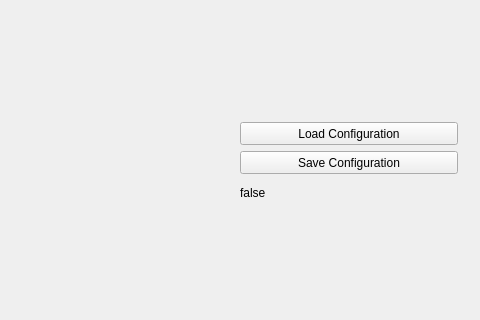
Qt form src/apigui.ui (tobby88/ros-tapi-gui) before a commit; both pictures show x 520 to 1000 and y 161 to 481 of the 1000 by 650 pixel window.
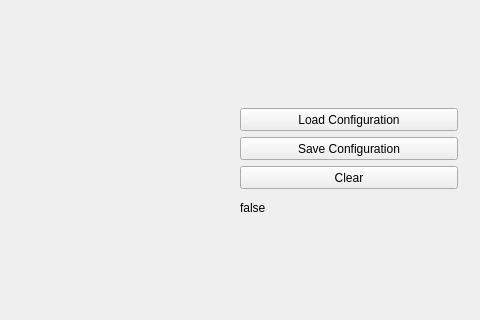
The same form after that commit.

Commit message: Add clear button and function

Patch:
```diff
--- a/src/apigui.ui
+++ b/src/apigui.ui
@@ -84,6 +84,19 @@
           </property>
          </widget>
         </item>
+        <item>
+         <widget class="QPushButton" name="clearButton">
+          <property name="maximumSize">
+           <size>
+            <width>16777215</width>
+            <height>23</height>
+           </size>
+          </property>
+          <property name="text">
+           <string>Clear</string>
+          </property>
+         </widget>
+        </item>
         <item>
          <widget class="QLabel" name="TestLabel">
           <property name="maximumSize">
```
The commit also changes 3 other files.
